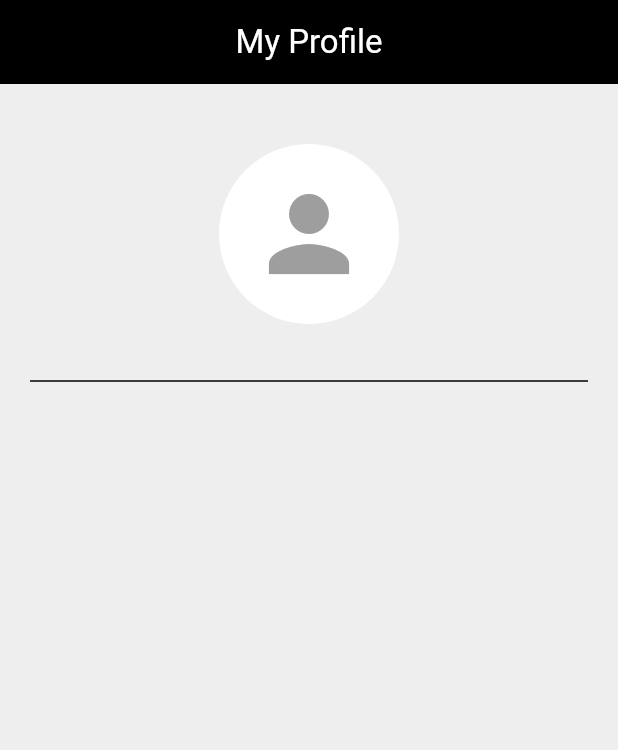
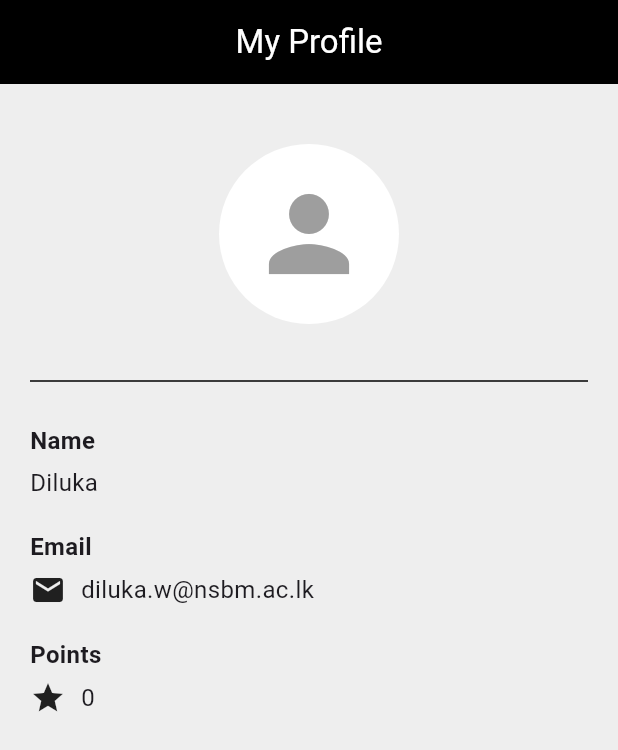
Before and after one commit to theekshanathushan/MAT_inclass02, a Flutter app: the screen it shows after launch, on a phone screen of 412 x 824 dp. Shown: the top 750 px of the screen. Run offline on Flutter 3.47's test engine with Material 3 defaults, Android fonts, the phone set to English and light mode, and no system bars.

Commit message:
I create profile

```diff
--- a/lib/main.dart
+++ b/lib/main.dart
@@ -28,6 +28,9 @@ class ProfileScreen extends StatefulWidget {
 }
 
 class _ProfileScreenState extends State<ProfileScreen> {
+  // Step 3: Variables
+  int _points = 0;
+
   @override
   Widget build(BuildContext context) {
     return Scaffold(
@@ -64,7 +67,55 @@ class _ProfileScreenState extends State<ProfileScreen> {
               thickness: 1,
             ),
             const SizedBox(height: 20),
-            // Step 3 will be placed here
+
+            // Name section
+            const Text(
+              'Name',
+              style: TextStyle(fontWeight: FontWeight.bold, fontSize: 16),
+            ),
+            const SizedBox(height: 5),
+            const Text(
+              'Diluka',
+              style: TextStyle(fontSize: 16),
+            ),
+            const SizedBox(height: 20),
+
+            // Email section
+            const Text(
+              'Email',
+              style: TextStyle(fontWeight: FontWeight.bold, fontSize: 16),
+            ),
+            const SizedBox(height: 5),
+            Row(
+              children: const [
+                Icon(Icons.email),
+                SizedBox(width: 10),
+                Text(
+                  'diluka.w@nsbm.ac.lk',
+                  style: TextStyle(fontSize: 16),
+                ),
+              ],
+            ),
+            const SizedBox(height: 20),
+
+            // Points section
+            const Text(
+              'Points',
+              style: TextStyle(fontWeight: FontWeight.bold, fontSize: 16),
+            ),
+            const SizedBox(height: 5),
+            Row(
+              children: [
+                const Icon(Icons.star),
+                const SizedBox(width: 10),
+                Text(
+                  '$_points',
+                  style: const TextStyle(fontSize: 16),
+                ),
+              ],
+            ),
+
+            // Step 4 will be placed here (FloatingActionButton for incrementing points)
           ],
         ),
       ),
```
